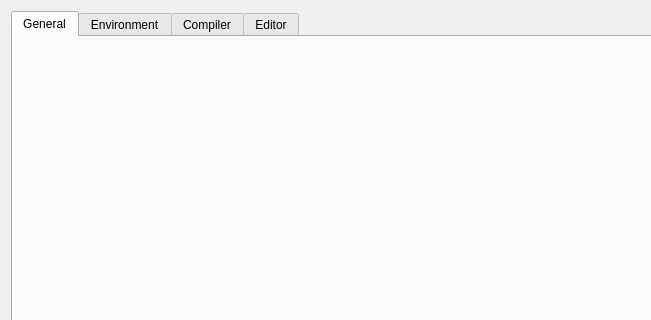
leuat/TRSE, file source/dialogtrsesettings.ui: the form before one commit; both pictures show x 0 to 651 and y 0 to 320 of the 807 by 606 pixel window.
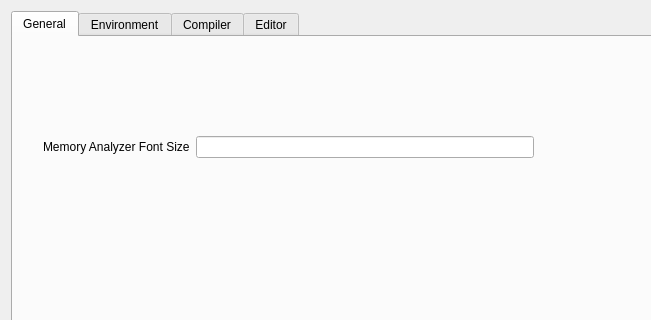
The form after the commit. The open tabs and pages were chosen to show the change.

```diff
--- a/source/dialogtrsesettings.ui
+++ b/source/dialogtrsesettings.ui
@@ -25,6 +25,32 @@
         <attribute name="title">
          <string>General</string>
         </attribute>
+        <widget class="QWidget" name="gridLayoutWidget_4">
+         <property name="geometry">
+          <rect>
+           <x>30</x>
+           <y>50</y>
+           <width>491</width>
+           <height>121</height>
+          </rect>
+         </property>
+         <layout class="QGridLayout" name="gridLayout_5">
+          <item row="1" column="0">
+           <widget class="QLabel" name="label_9">
+            <property name="text">
+             <string>Memory Analyzer Font Size</string>
+            </property>
+           </widget>
+          </item>
+          <item row="1" column="1">
+           <widget class="QLineEdit" name="leFontSizeMemoryAnalyzer">
+            <property name="inputMask">
+             <string>99</string>
+            </property>
+           </widget>
+          </item>
+         </layout>
+        </widget>
        </widget>
        <widget class="QWidget" name="tab_2">
         <attribute name="title">
```
Left out of the diff: 2 changed lines with no effect on the pictures.
